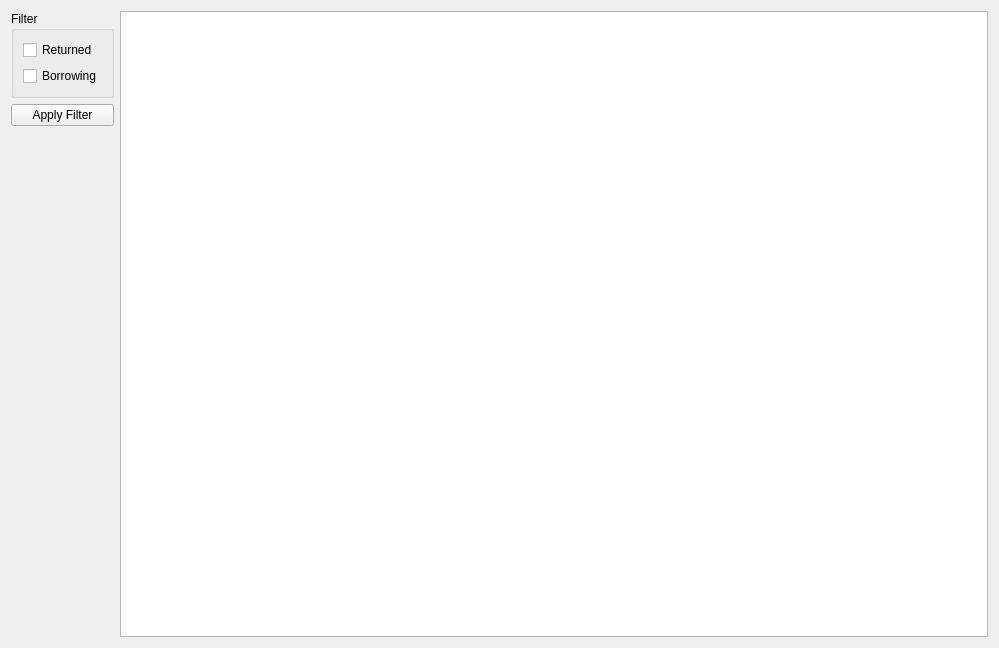
Above: borrowedwidget.ui from huyquoctrinh/LibraryManagement before the change. Below: the same form after it.
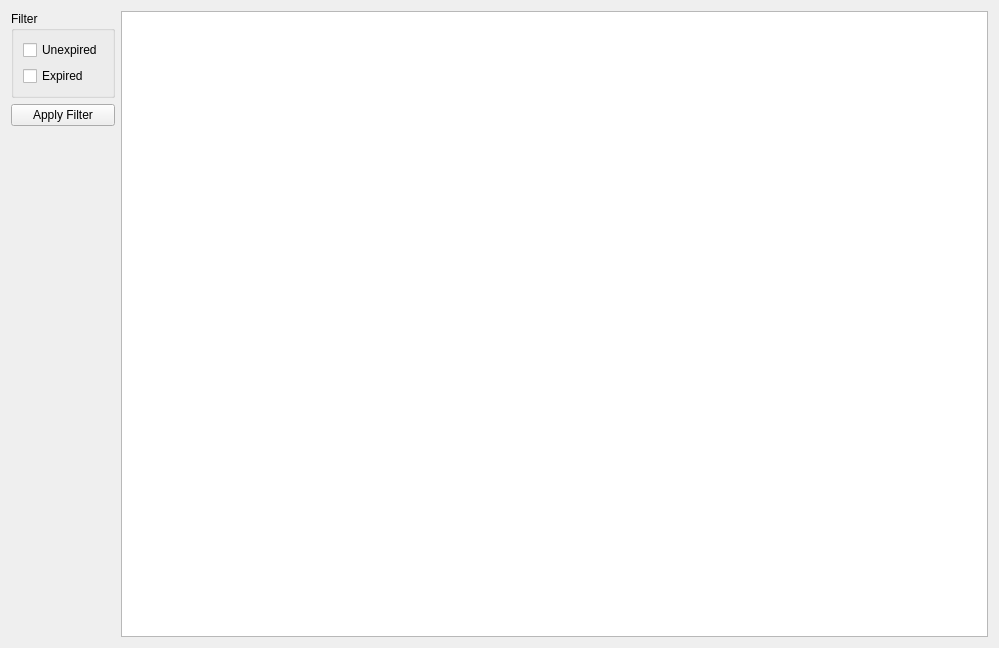
That is the form after the change.

```diff
--- a/borrowedwidget.ui
+++ b/borrowedwidget.ui
@@ -25,14 +25,14 @@
         <item>
          <widget class="QCheckBox" name="chbReturned">
           <property name="text">
-           <string>Returned</string>
+           <string>Unexpired</string>
           </property>
          </widget>
         </item>
         <item>
          <widget class="QCheckBox" name="chbBorrowing">
           <property name="text">
-           <string>Borrowing</string>
+           <string>Expired</string>
           </property>
          </widget>
         </item>
```
Left out of the diff: 4 changed lines with no effect on the pictures.
